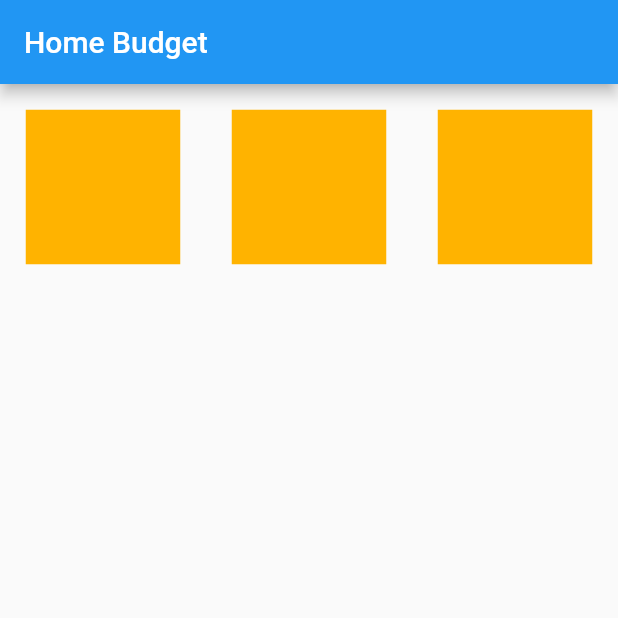
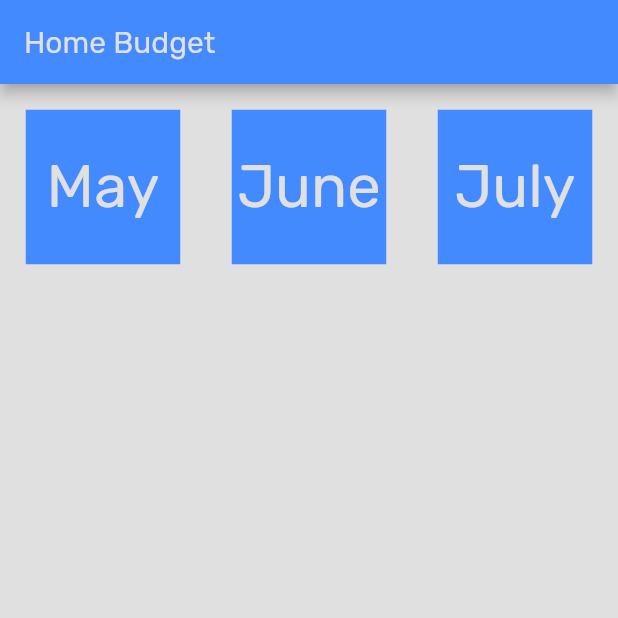
Before and after one commit to VarunBhandia/home_budget, a Flutter app: the screen it shows after launch, on a phone screen of 412 x 824 dp, the top half of it. Run offline on Flutter 3.47's test engine with Material 2 defaults, Android fonts, the phone set to English and light mode, and no system bars.

Commit message:
Add route for month

```diff
--- a/lib/home_page.dart
+++ b/lib/home_page.dart
@@ -1,4 +1,6 @@
 import 'package:flutter/material.dart';
+
+import 'month_page.dart';
 
 class MyHomePage extends StatefulWidget {
   MyHomePage({Key key, this.title}) : super(key: key);
@@ -9,20 +11,42 @@ class MyHomePage extends StatefulWidget {
 }
 
 class _MyHomePageState extends State<MyHomePage> {
-
-
   @override
   Widget build(BuildContext context) {
-    final monthContainerColor = Colors.amber[600];
+    final scaffoldTextColor = Colors.grey[300];
 
-    double monthContainerWidth = MediaQuery.of(context).size.width/4;
+    final appBarTextColor = Colors.grey[300];
+    final appBarBackgroundColor = Colors.blueAccent[200];
+    double appBarTextSize = 20.0;
+
+    final monthContainerColor = Colors.blueAccent[200];
+    double monthContainerWidth = MediaQuery.of(context).size.width / 4;
     double monthContainerHeight = monthContainerWidth;
+    final monthContainerMargin = EdgeInsets.all(monthContainerWidth / 6);
 
-    final monthContainerMargin = EdgeInsets.all(monthContainerWidth/6);
+    final monthTextColor = Colors.grey[300];
+    double monthTextSize = 40.0;
+
+    _openMonthWidget(int id) {
+      Navigator.push(
+          context,
+          MaterialPageRoute(
+            builder: (context) => MonthPage(id:id),
+          ));
+      print('clicked');
+    }
 
     return Scaffold(
+      backgroundColor: scaffoldTextColor,
       appBar: AppBar(
-        title: Text(widget.title),
+        title: Text(
+          widget.title,
+          style: TextStyle(
+            fontSize: appBarTextSize,
+            color: appBarTextColor,
+          ),
+        ),
+        backgroundColor: appBarBackgroundColor,
       ),
       body: Center(
         child: Column(
@@ -30,23 +54,53 @@ class _MyHomePageState extends State<MyHomePage> {
           children: <Widget>[
             Row(
               children: <Widget>[
-                Container(
-                  margin: monthContainerMargin,
-                  color: monthContainerColor,
-                  width: monthContainerWidth,
-                  height: monthContainerHeight,
+                GestureDetector(
+                  onTap: () => _openMonthWidget(1),
+                  child: Container(
+                    margin: monthContainerMargin,
+                    color: monthContainerColor,
+                    width: monthContainerWidth,
+                    height: monthContainerHeight,
+                    child: Center(
+                      child: Text(
+                        'May',
+                        style: TextStyle(
+                          fontSize: monthTextSize,
+                          color: monthTextColor,
+                        ),
+                      ),
+                    ),
+                  ),
                 ),
                 Container(
                   margin: monthContainerMargin,
                   color: monthContainerColor,
                   width: monthContainerWidth,
                   height: monthContainerHeight,
+                  child: Center(
+                    child: Text(
+                      'June',
+                      style: TextStyle(
+                        fontSize: monthTextSize,
+                        color: monthTextColor,
+                      ),
+                    ),
+                  ),
                 ),
                 Container(
                   margin: monthContainerMargin,
                   color: monthContainerColor,
                   width: monthContainerWidth,
                   height: monthContainerHeight,
+                  child: Center(
+                    child: Text(
+                      'July',
+                      style: TextStyle(
+                        fontSize: monthTextSize,
+                        color: monthTextColor,
+                      ),
+                    ),
+                  ),
                 )
               ],
             )
--- a/lib/main.dart
+++ b/lib/main.dart
@@ -9,9 +9,7 @@ class MyApp extends StatelessWidget {
     return MaterialApp(
       debugShowCheckedModeBanner: false,
       title: 'Home Budget',
-      theme: ThemeData(
-        primarySwatch: Colors.blue,
-      ),
+      theme: ThemeData(primarySwatch: Colors.blue, fontFamily: 'Rubik'),
       home: MyHomePage(title: 'Home Budget'),
     );
   }
```
Also changed, not shown: OFL.txt (added, +93 -0 lines), lib/month_page.dart (added, +38 -0 lines), pubspec.yaml (+6 -7 lines), fonts/Rubik-Black.ttf (added), fonts/Rubik-BlackItalic.ttf (added), fonts/Rubik-Bold.ttf (added), fonts/Rubik-BoldItalic.ttf (added), fonts/Rubik-Italic.ttf (added), fonts/Rubik-Light.ttf (added), fonts/Rubik-LightItalic.ttf (added), fonts/Rubik-Medium.ttf (added), fonts/Rubik-MediumItalic.ttf (added), fonts/Rubik-Regular.ttf (added), 1 other file.
